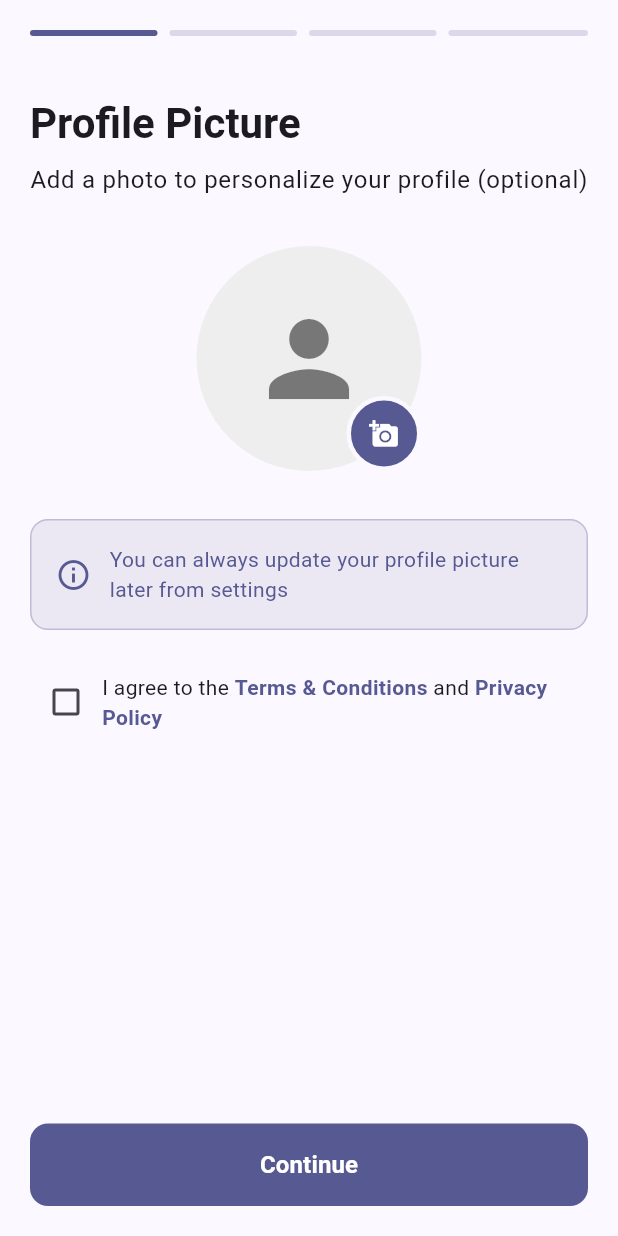
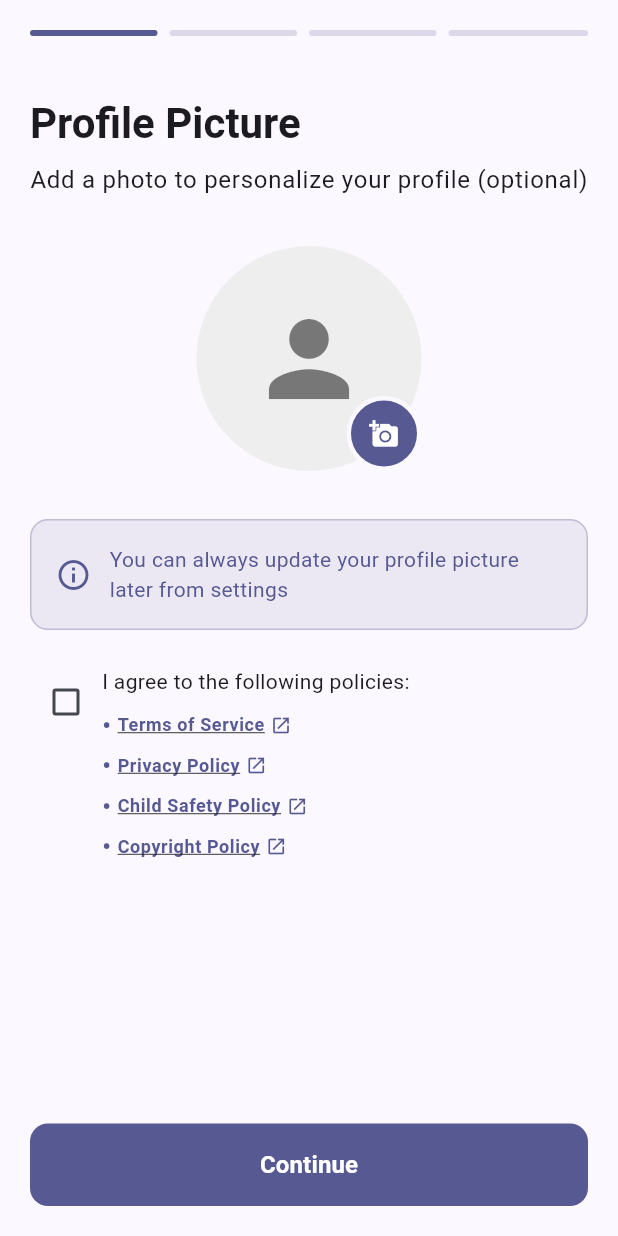
Before and after one commit to maduranga98/solid-octo-garbanzo, a Flutter app: the Signup screen opened directly, swiped to page 4, on a phone screen of 412 x 824 dp. Run offline on Flutter 3.47's test engine with Material 3 defaults, Android fonts, the phone set to English and light mode, and no system bars; our stand-ins replace cloud_firestore, country_picker, firebase_auth, firebase_core, firebase_crashlytics, firebase_messaging and 10 more; missing offline and left inert: flutter_quill; accounts and stored records are empty.

Commit message:
Fix Firestore permissions, Following feed UI, and add policy links
- Fixed Firestore security rules for following/followers collections
  - Updated followers rules to use followerId as document ID and check followedAt field
  - Updated following rules to use followingId as document ID and check followedAt field
  - Resolved permission denied errors when creating follow relationships

- Fixed Following feed UI layout bug
  - Corrected widget hierarchy by placing Expanded before GestureDetector
  - Resolved layout rendering issue causing gray screen

- Added clickable policy links in signup flow
  - Added url_launcher dependency for opening external links
  - Created clickable links for Terms of Service, Privacy Policy, Child Safety Policy, and Copyright
  - Updated signup page with all four policy links
  - Added Child Safety Policy link in age verification step

Policy URLs:
- https://www.versewing.com/terms-of-service
- https://www.versewing.com/privacy-policy
- https://www.versewing.com/child-safety-policy
- https://www.versewing.com/copyright

```diff
--- a/lib/screens/auth/signup.dart
+++ b/lib/screens/auth/signup.dart
@@ -14,6 +14,7 @@ import 'package:versewing/services/auth_service.dart';
 import 'package:versewing/services/fcm_service.dart';
 import 'package:versewing/widgets/inputfields.dart';
 import 'package:versewing/widgets/age_verification_step.dart';
+import 'package:url_launcher/url_launcher.dart';
 
 class Signup extends ConsumerStatefulWidget {
   const Signup({super.key});
@@ -488,6 +489,15 @@ class _SignupState extends ConsumerState<Signup> with TickerProviderStateMixin {
         shape: RoundedRectangleBorder(borderRadius: BorderRadius.circular(10)),
       ),
     );
+  }
+
+  Future<void> _launchURL(String url) async {
+    final Uri uri = Uri.parse(url);
+    if (!await launchUrl(uri, mode: LaunchMode.externalApplication)) {
+      if (mounted) {
+        _showErrorMessage('Could not open link');
+      }
+    }
   }
 
   @override
@@ -1107,6 +1117,7 @@ class _SignupState extends ConsumerState<Signup> with TickerProviderStateMixin {
           ),
           const SizedBox(height: 24),
           Row(
+            crossAxisAlignment: CrossAxisAlignment.start,
             children: [
               Checkbox(
                 value: _acceptTerms,
@@ -1117,34 +1128,45 @@ class _SignupState extends ConsumerState<Signup> with TickerProviderStateMixin {
                 activeColor: colorScheme.primary,
               ),
               Expanded(
-                child: GestureDetector(
+                child: Column(
+                  crossAxisAlignment: CrossAxisAlignment.start,
+                  children: [
+                    GestureDetector(
                       onTap: () {
                         setState(() => _acceptTerms = !_acceptTerms);
                         HapticFeedback.lightImpact();
                       },
-                  child: Text.rich(
-                    TextSpan(
-                      text: 'I agree to the ',
+                      child: Text(
+                        'I agree to the following policies:',
                         style: theme.textTheme.bodyMedium,
-                      children: [
-                        TextSpan(
-                          text: 'Terms & Conditions',
-                          style: TextStyle(
-                            color: colorScheme.primary,
-                            fontWeight: FontWeight.w600,
                       ),
                     ),
-                        const TextSpan(text: ' and '),
-                        TextSpan(
-                          text: 'Privacy Policy',
-                          style: TextStyle(
-                            color: colorScheme.primary,
-                            fontWeight: FontWeight.w600,
+                    const SizedBox(height: 8),
+                    _buildPolicyLink(
+                      'Terms of Service',
+                      'https://www.versewing.com/terms-of-service',
+                      colorScheme,
+                      theme,
                     ),
+                    _buildPolicyLink(
+                      'Privacy Policy',
+                      'https://www.versewing.com/privacy-policy',
+                      colorScheme,
+                      theme,
+                    ),
+                    _buildPolicyLink(
+                      'Child Safety Policy',
+                      'https://www.versewing.com/child-safety-policy',
+                      colorScheme,
+                      theme,
+                    ),
+                    _buildPolicyLink(
+                      'Copyright Policy',
+                      'https://www.versewing.com/copyright',
+                      colorScheme,
+                      theme,
                     ),
                   ],
-                    ),
-                  ),
                 ),
               ),
             ],
@@ -1153,4 +1175,46 @@ class _SignupState extends ConsumerState<Signup> with TickerProviderStateMixin {
       ),
     );
   }
+
+  Widget _buildPolicyLink(
+    String title,
+    String url,
+    ColorScheme colorScheme,
+    ThemeData theme,
+  ) {
+    return Padding(
+      padding: const EdgeInsets.only(bottom: 4),
+      child: GestureDetector(
+        onTap: () => _launchURL(url),
+        child: Row(
+          children: [
+            Text(
+              '• ',
+              style: TextStyle(
+                color: colorScheme.primary,
+                fontSize: 16,
+                fontWeight: FontWeight.bold,
+              ),
+            ),
+            Flexible(
+              child: Text(
+                title,
+                style: theme.textTheme.bodySmall?.copyWith(
+                  color: colorScheme.primary,
+                  fontWeight: FontWeight.w600,
+                  decoration: TextDecoration.underline,
+                ),
+              ),
+            ),
+            const SizedBox(width: 4),
+            Icon(
+              Icons.open_in_new,
+              size: 14,
+              color: colorScheme.primary,
+            ),
+          ],
+        ),
+      ),
+    );
   }
+}
--- a/lib/screens/following/following_feed.dart
+++ b/lib/screens/following/following_feed.dart
@@ -331,7 +331,8 @@ class _FollowingPostCard extends ConsumerWidget {
                     ),
                   ),
                   const SizedBox(width: 12),
-                  GestureDetector(
+                  Expanded(
+                    child: GestureDetector(
                       onTap: () {
                         Navigator.push(
                           context,
@@ -341,7 +342,6 @@ class _FollowingPostCard extends ConsumerWidget {
                           ),
                         );
                       },
-                    child: Expanded(
                       child: Column(
                         crossAxisAlignment: CrossAxisAlignment.start,
                         children: [
--- a/pubspec.yaml
+++ b/pubspec.yaml
@@ -67,6 +67,8 @@ dependencies:
   http: ^1.2.2
   #app logo
   flutter_launcher_icons: ^0.14.4
+  #url launcher for opening links
+  url_launcher: ^6.3.1
 
 dev_dependencies:
   flutter_test:
```
Also changed, not shown: lib/widgets/age_verification_step.dart (+45 -0 lines), 1 other file. Lines whose indentation alone changed are shown as unchanged.
